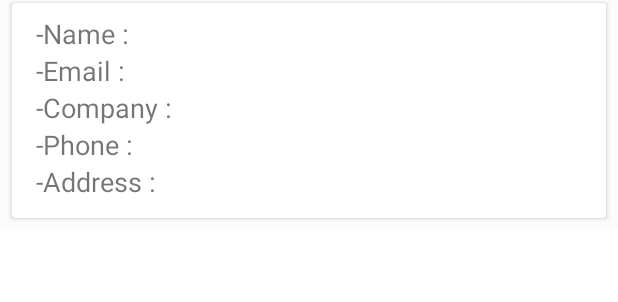
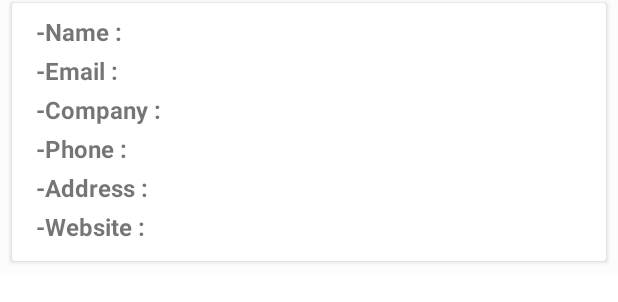
Before and after one commit to MhmoudAlim/Emitter-APP, an Android app: the layout list_item.xml on its own in the app's theme, with its tools: preview values and no code run, on a phone screen of 412 x 824 dp. Shown: the top 302 px of the screen. Run offline under Robolectric (Android 15) with nearby library versions, the phone set to English and light mode, and no system bars; network calls fail.

Commit message:
Final state of Delivery

```diff
--- a/app/src/main/java/com/yello/task/emitter/ResponseReceiver.java
+++ b/app/src/main/java/com/yello/task/emitter/ResponseReceiver.java
@@ -9,7 +9,10 @@ public class ResponseReceiver extends BroadcastReceiver {
     @Override
     public void onReceive(Context context, Intent intent) {
         if ("com.yello.task.emitter.response".equals((intent.getAction()))) {
-            Toast.makeText(context, "(Emitter App)\nResponse From MiddleMan APP : SUCCESS!" , Toast.LENGTH_SHORT).show();
+            String status = intent.getStringExtra("Status");
+
+            Toast.makeText(context, " (Emitter App)\nResponse From MiddleMan APP : "
+                            + status ,   Toast.LENGTH_SHORT).show();
 
         }
     }
--- a/app/src/main/res/layout/activity_main.xml
+++ b/app/src/main/res/layout/activity_main.xml
@@ -8,6 +8,7 @@
     tools:context=".MainActivity">
 
     <androidx.recyclerview.widget.RecyclerView
+        android:visibility="gone"
         android:id="@+id/recyclerView"
         android:layout_width="match_parent"
         android:layout_height="match_parent"
--- a/app/src/main/res/layout/list_item.xml
+++ b/app/src/main/res/layout/list_item.xml
@@ -32,7 +32,8 @@
                 android:layout_width="wrap_content"
                 android:layout_height="wrap_content"
                 android:text="@string/name"
-                android:textSize="18sp"
+                android:textSize="16sp"
+                android:textStyle="bold"
                 tools:layout_editor_absoluteX="177dp"
                 tools:layout_editor_absoluteY="6dp" />
 
@@ -41,7 +42,8 @@
                 android:layout_width="wrap_content"
                 android:layout_height="wrap_content"
                 android:text="@string/phone"
-                android:textSize="18sp"
+                android:textSize="16sp"
+                android:textStyle="bold"
                 tools:layout_editor_absoluteX="186dp"
                 tools:layout_editor_absoluteY="89dp" />
 
@@ -50,7 +52,8 @@
                 android:layout_width="wrap_content"
                 android:layout_height="wrap_content"
                 android:text="@string/email"
-                android:textSize="18sp"
+                android:textSize="16sp"
+                android:textStyle="bold"
                 tools:layout_editor_absoluteX="192dp"
                 tools:layout_editor_absoluteY="6dp" />
 
@@ -73,7 +76,8 @@
                 android:layout_width="wrap_content"
                 android:layout_height="wrap_content"
                 android:text="@string/company"
-                android:textSize="18sp"
+                android:textSize="16sp"
+                android:textStyle="bold"
                 tools:layout_editor_absoluteX="4dp"
                 tools:layout_editor_absoluteY="32dp" />
 
@@ -82,9 +86,20 @@
                 android:layout_width="wrap_content"
                 android:layout_height="wrap_content"
                 android:text="@string/address"
-                android:textSize="18sp"
+                android:textSize="16sp"
+                android:textStyle="bold"
                 tools:layout_editor_absoluteX="12dp"
                 tools:layout_editor_absoluteY="96dp" />
+
+            <TextView
+                android:id="@+id/website_tv"
+                android:layout_width="wrap_content"
+                android:layout_height="wrap_content"
+                android:text="@string/website"
+                android:textSize="16sp"
+                android:textStyle="bold"
+                tools:layout_editor_absoluteX="16dp"
+                tools:layout_editor_absoluteY="128dp" />
 
             <androidx.constraintlayout.helper.widget.Flow
                 android:id="@+id/flow"
@@ -95,8 +110,10 @@
                 android:layout_marginEnd="16dp"
                 android:layout_marginBottom="8dp"
                 android:orientation="vertical"
-                app:constraint_referenced_ids="userName_tv,useMail_tv,companyName_tv,userPhone_tv,address_tv"
+                app:constraint_referenced_ids="userName_tv,useMail_tv,companyName_tv,userPhone_tv,address_tv,website_tv"
                 app:flow_horizontalAlign="start"
+                app:flow_verticalGap="4dp"
+                app:flow_verticalStyle="spread"
                 app:layout_constraintBottom_toBottomOf="parent"
                 app:layout_constraintEnd_toStartOf="@+id/guideline3"
                 app:layout_constraintHorizontal_bias="0.0"
--- a/app/src/main/res/values/strings.xml
+++ b/app/src/main/res/values/strings.xml
@@ -6,5 +6,6 @@
     <string name="email">-Email : </string>
     <string name="company">-Company : </string>
     <string name="address">-Address : </string>
+    <string name="website">-Website :</string>
 
 </resources>
```
Also changed, not shown: app/src/main/java/com/yello/task/emitter/MainActivity.java (+7 -4 lines), app/src/main/java/com/yello/task/emitter/MyAdapter.java (+6 -6 lines).
